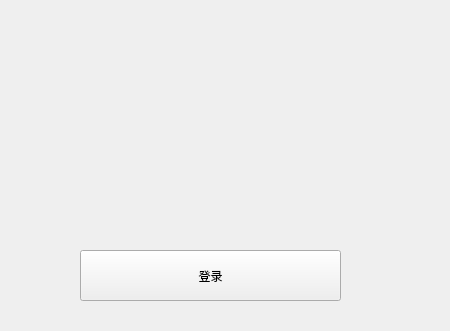
Before: the Qt Designer form pages/WelcomePage.ui in wps139hf/app, drawn with Qt 5.
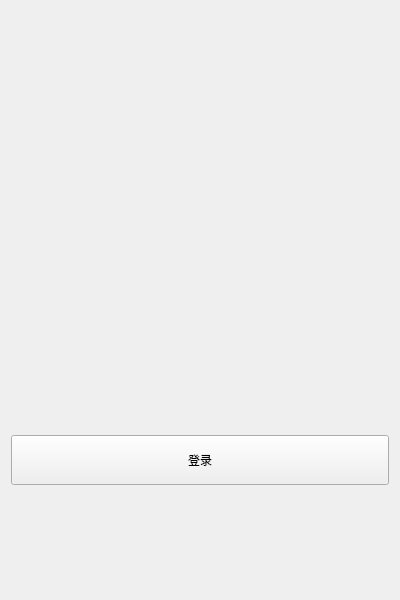
After: the same form once the commit is applied. Icons and pictures are not drawn.

Commit message: add animated page;

```diff
--- a/pages/WelcomePage.ui
+++ b/pages/WelcomePage.ui
@@ -6,21 +6,21 @@
    <rect>
     <x>0</x>
     <y>0</y>
-    <width>450</width>
-    <height>331</height>
+    <width>400</width>
+    <height>600</height>
    </rect>
   </property>
   <property name="windowTitle">
    <string>Form</string>
   </property>
+  <layout class="QVBoxLayout" name="verticalLayout">
+   <item>
   <widget class="QLabel" name="label">
-   <property name="geometry">
-    <rect>
-     <x>50</x>
-     <y>10</y>
-     <width>321</width>
-     <height>201</height>
-    </rect>
+     <property name="minimumSize">
+      <size>
+       <width>300</width>
+       <height>300</height>
+      </size>
    </property>
    <property name="styleSheet">
     <string notr="true">image: url(:/icons/icon-logo.png);</string>
@@ -29,19 +29,47 @@
     <string/>
    </property>
   </widget>
-  <widget class="QPushButton" name="pushButton">
-   <property name="geometry">
-    <rect>
-     <x>80</x>
-     <y>250</y>
-     <width>261</width>
-     <height>51</height>
-    </rect>
+   </item>
+   <item>
+    <spacer name="verticalSpacer">
+     <property name="orientation">
+      <enum>Qt::Vertical</enum>
+     </property>
+     <property name="sizeHint" stdset="0">
+      <size>
+       <width>20</width>
+       <height>118</height>
+      </size>
+     </property>
+    </spacer>
+   </item>
+   <item>
+    <widget class="QPushButton" name="btnLogin">
+     <property name="minimumSize">
+      <size>
+       <width>0</width>
+       <height>50</height>
+      </size>
    </property>
    <property name="text">
     <string>登录</string>
    </property>
   </widget>
+   </item>
+   <item>
+    <spacer name="verticalSpacer_2">
+     <property name="orientation">
+      <enum>Qt::Vertical</enum>
+     </property>
+     <property name="sizeHint" stdset="0">
+      <size>
+       <width>20</width>
+       <height>90</height>
+      </size>
+     </property>
+    </spacer>
+   </item>
+  </layout>
  </widget>
  <resources/>
  <connections/>
```
Lines whose indentation alone changed are shown as unchanged. The commit also changes 15 other files.
